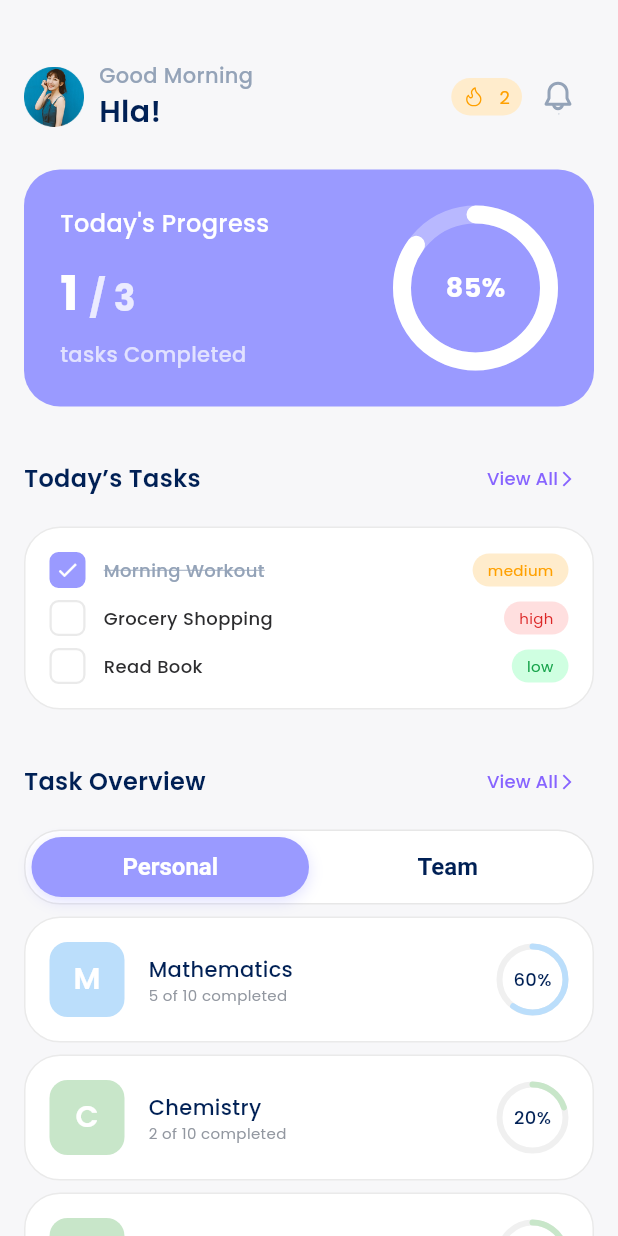
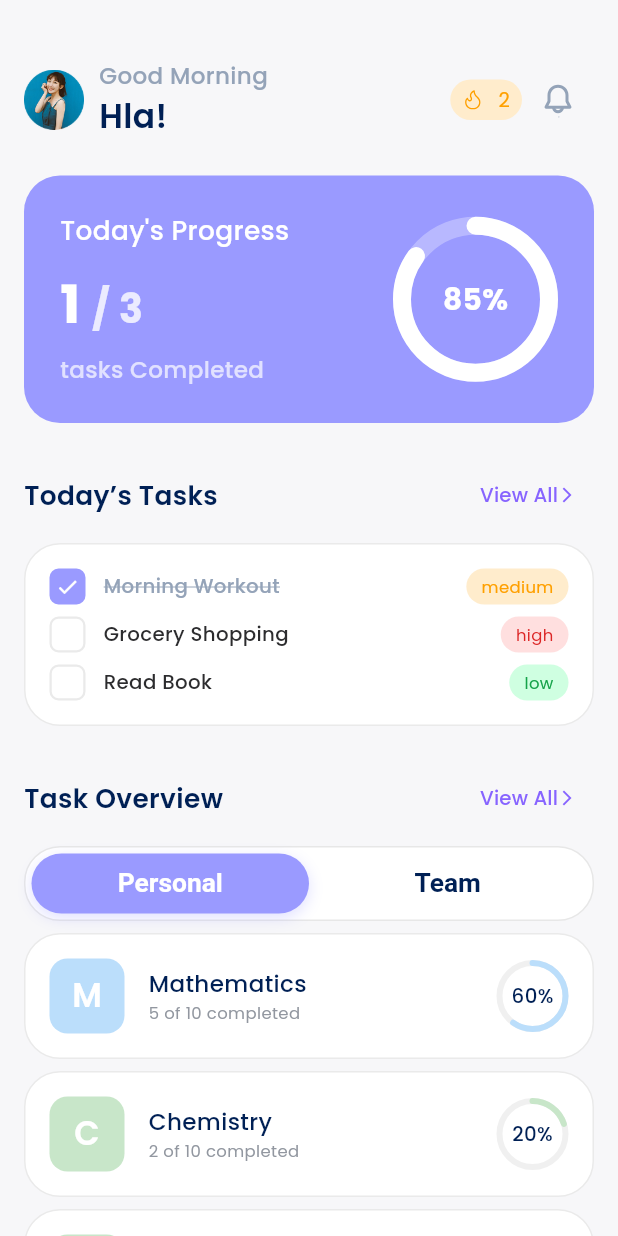
Before and after one commit to Adham167/Planova, a Flutter app: the screen it shows after launch, on a phone screen of 412 x 824 dp. Run offline on Flutter 3.47's test engine with Material 3 defaults, Android fonts, the phone set to English and light mode, and no system bars; drawn by our look-alikes of percent_indicator; our stand-ins replace flutter_svg.

Commit message:
feat: refactor text styles to use context-based scaling and add FontHelper for responsive design

```diff
--- a/lib/core/constants/app_styles.dart
+++ b/lib/core/constants/app_styles.dart
@@ -1,81 +1,125 @@
 import 'package:flutter/material.dart';
 import 'app_colors.dart';
+import 'font_helper.dart';
 
 class AppStyles {
-  static const TextStyle medium14 = TextStyle(
-    fontSize: 14,
+  static TextStyle medium14(BuildContext context) {
+    return TextStyle(
+      fontSize: FontHelper.scale(context, 14),
       fontWeight: FontWeight.w500,
       color: AppColors.blueGrey,
     );
-  static const TextStyle medium12 = TextStyle(
-    fontSize: 12,
+  }
+
+  static TextStyle medium12(BuildContext context) {
+    return TextStyle(
+      fontSize: FontHelper.scale(context, 12),
       fontWeight: FontWeight.w500,
       color: AppColors.blueGrey,
     );
-  static const TextStyle bold32 = TextStyle(
-    fontSize: 32,
+  }
+
+  static TextStyle bold32(BuildContext context) {
+    return TextStyle(
+      fontSize: FontHelper.scale(context, 32),
       fontWeight: FontWeight.w700,
       color: AppColors.white,
     );
-  static const TextStyle bold24 = TextStyle(
-    fontSize: 24,
+  }
+
+  static TextStyle bold24(BuildContext context) {
+    return TextStyle(
+      fontSize: FontHelper.scale(context, 24),
       fontWeight: FontWeight.w700,
       color: AppColors.white,
     );
-  static const TextStyle bold20 = TextStyle(
-    fontSize: 20,
+  }
+
+  static TextStyle bold20(BuildContext context) {
+    return TextStyle(
+      fontSize: FontHelper.scale(context, 20),
       fontWeight: FontWeight.w700,
       color: AppColors.white,
     );
-  static const TextStyle bold18 = TextStyle(
-    fontSize: 18,
+  }
+
+  static TextStyle bold18(BuildContext context) {
+    return TextStyle(
+      fontSize: FontHelper.scale(context, 18),
       fontWeight: FontWeight.w700,
       color: AppColors.white,
     );
-  static const TextStyle medium16 = TextStyle(
-    fontSize: 16,
+  }
+
+  static TextStyle medium16(BuildContext context) {
+    return TextStyle(
+      fontSize: FontHelper.scale(context, 16),
       fontWeight: FontWeight.w500,
       color: AppColors.white,
     );
-  static const TextStyle semiBold16 = TextStyle(
-    fontSize: 16,
+  }
+
+  static TextStyle semiBold16(BuildContext context) {
+    return TextStyle(
+      fontSize: FontHelper.scale(context, 16),
       fontWeight: FontWeight.w600,
       color: AppColors.white,
-  ); static const TextStyle bold12 = TextStyle(
-    fontSize: 12,
+    );
+  }
+
+  static TextStyle bold12(BuildContext context) {
+    return TextStyle(
+      fontSize: FontHelper.scale(context, 12),
       fontWeight: FontWeight.w700,
       color: AppColors.white,
     );
-  static const TextStyle bold16 = TextStyle(
-    fontSize: 16,
+  }
+
+  static TextStyle bold16(BuildContext context) {
+    return TextStyle(
+      fontSize: FontHelper.scale(context, 16),
       fontWeight: FontWeight.w700,
       color: AppColors.white,
     );
-  static const TextStyle semiBold18 = TextStyle(
-    fontSize: 18,
+  }
+
+  static TextStyle semiBold18(BuildContext context) {
+    return TextStyle(
+      fontSize: FontHelper.scale(context, 18),
       fontWeight: FontWeight.w600,
       color: AppColors.primaryBlue,
     );
+  }
 
-  static const TextStyle semiBold20 = TextStyle(
-    fontSize: 20,
+  static TextStyle semiBold20(BuildContext context) {
+    return TextStyle(
+      fontSize: FontHelper.scale(context, 20),
       fontWeight: FontWeight.w600,
       color: AppColors.primaryBlue,
     );
+  }
 
-  static final TextStyle regular12 = TextStyle(
-    fontSize: 12,
+  static TextStyle regular12(BuildContext context) {
+    return TextStyle(
+      fontSize: FontHelper.scale(context, 12),
       fontWeight: FontWeight.w400,
       color: const Color(0xff848A94).withOpacity(0.8),
     );
-  static const TextStyle regular10 = TextStyle(
-    fontSize: 10,
+  }
+
+  static TextStyle regular10(BuildContext context) {
+    return TextStyle(
+      fontSize: FontHelper.scale(context, 10),
       fontWeight: FontWeight.w400,
       color: AppColors.orange,
     );
-  static const TextStyle medium10 = TextStyle(
-    fontSize: 10,
+  }
+
+  static TextStyle medium10(BuildContext context) {
+    return TextStyle(
+      fontSize: FontHelper.scale(context, 10),
       fontWeight: FontWeight.w500,
       color: AppColors.primaryBlue,
     );
   }
+}
--- /dev/null
+++ b/lib/core/constants/font_helper.dart
@@ -0,0 +1,11 @@
+import 'package:flutter/material.dart';
+
+class FontHelper {
+  static double scale(BuildContext context, double size) {
+    final width = MediaQuery.of(context).size.width;
+
+    const baseWidth = 375;
+
+    return size * (width / baseWidth);
+  }
+}
--- a/lib/features/home/presentation/views/group_details_view.dart
+++ b/lib/features/home/presentation/views/group_details_view.dart
@@ -42,7 +42,7 @@ class _GroupDetailsViewState extends State<GroupDetailsView> {
           onPressed: () => Navigator.pop(context),
         ),
         centerTitle: true,
-        title: const Text("Group Details", style: AppStyles.semiBold18),
+        title:  Text("Group Details", style: AppStyles.semiBold18(context)),
         actions: const [
           Padding(
             padding: EdgeInsets.only(right: 16),
--- a/lib/features/home/presentation/views/task_overview_view.dart
+++ b/lib/features/home/presentation/views/task_overview_view.dart
@@ -24,7 +24,7 @@ class _TaskOverviewViewState extends State<TaskOverviewView> {
           onPressed: () => Navigator.pop(context),
         ),
         centerTitle: true,
-        title: const Text("Task Overview", style: AppStyles.semiBold18),
+        title:  Text("Task Overview", style: AppStyles.semiBold18(context)),
       ),
       body: SingleChildScrollView(
         padding: const EdgeInsets.symmetric(horizontal: 16.0, vertical: 24),
--- a/lib/features/home/presentation/views/widgets/custom_app_bar.dart
+++ b/lib/features/home/presentation/views/widgets/custom_app_bar.dart
@@ -24,9 +24,9 @@ class CustomAppBar extends StatelessWidget {
             const SizedBox(width: 10),
             Column(
               crossAxisAlignment: CrossAxisAlignment.start,
-              children: const [
-                Text('Good Morning', style: AppStyles.medium14),
-                Text('Hla!', style: AppStyles.semiBold20),
+              children: [
+                Text('Good Morning', style: AppStyles.medium14(context)),
+                 Text('Hla!', style: AppStyles.semiBold20(context)),
               ],
             ),
           ],
@@ -49,7 +49,7 @@ class CustomAppBar extends StatelessWidget {
                   const SizedBox(width: 10),
                   Text(
                     "2",
-                    style: AppStyles.regular12.copyWith(
+                    style: AppStyles.regular12(context).copyWith(
                       color: AppColors.orange,
                     ),
                   ),
--- a/lib/features/home/presentation/views/widgets/group_details_header.dart
+++ b/lib/features/home/presentation/views/widgets/group_details_header.dart
@@ -46,7 +46,7 @@ class GroupDetailsHeader extends StatelessWidget {
                 child: Center(
                   child: Text(
                     iconText,
-                    style: AppStyles.bold20.copyWith(color: AppColors.white),
+                    style: AppStyles.bold20(context).copyWith(color: AppColors.white),
                   ),
                 ),
               ),
@@ -54,10 +54,10 @@ class GroupDetailsHeader extends StatelessWidget {
               Column(
                 crossAxisAlignment: CrossAxisAlignment.start,
                 children: [
-                  Text(title, style: AppStyles.bold18),
+                  Text(title, style: AppStyles.bold18(context)),
                   Text(
                     completionText,
-                    style: AppStyles.regular10.copyWith(
+                    style: AppStyles.regular10(context).copyWith(
                       color: AppColors.white.withOpacity(0.87),
                     ),
                   ),
@@ -71,7 +71,7 @@ class GroupDetailsHeader extends StatelessWidget {
             children: [
               Text(
                 "Progress",
-                style: AppStyles.regular12.copyWith(color: AppColors.white),
+                style: AppStyles.regular12(context).copyWith(color: AppColors.white),
               ),
               TweenAnimationBuilder<double>(
                 tween: Tween<double>(begin: 0, end: progress),
@@ -79,7 +79,7 @@ class GroupDetailsHeader extends StatelessWidget {
                 builder: (context, value, child) {
                   return Text(
                     "${(value * 100).toInt()}%",
-                    style: AppStyles.bold12,
+                    style: AppStyles.bold12(context),
                   );
                 },
               ),
--- a/lib/features/home/presentation/views/widgets/group_progress_card.dart
+++ b/lib/features/home/presentation/views/widgets/group_progress_card.dart
@@ -45,14 +45,14 @@ class GroupProgressCard extends StatelessWidget {
               Column(
                 crossAxisAlignment: CrossAxisAlignment.start,
                 children: [
-                  Text(title, style: AppStyles.semiBold16.copyWith(color: Colors.white)),
-                  Text(subtitle, style: AppStyles.regular12.copyWith(color: Colors.white70)),
+                  Text(title, style: AppStyles.semiBold16(context).copyWith(color: Colors.white)),
+                  Text(subtitle, style: AppStyles.regular12(context).copyWith(color: Colors.white70)),
                 ],
               )
             ],
           ),
           const SizedBox(height: 16),
-          Text("Progress", style: AppStyles.regular12.copyWith(color: Colors.white)),
+          Text("Progress", style: AppStyles.regular12(context).copyWith(color: Colors.white)),
           const SizedBox(height: 6),
           Slider(
             value: progress,
@@ -62,7 +62,7 @@ class GroupProgressCard extends StatelessWidget {
           ),
           Align(
             alignment: Alignment.centerRight,
-            child: Text("${(progress * 100).toInt()}%", style: AppStyles.regular12.copyWith(color: Colors.white)),
+            child: Text("${(progress * 100).toInt()}%", style: AppStyles.regular12(context).copyWith(color: Colors.white)),
           )
         ],
       ),
--- a/lib/features/home/presentation/views/widgets/header.dart
+++ b/lib/features/home/presentation/views/widgets/header.dart
@@ -13,7 +13,7 @@ class Header extends StatelessWidget {
       children: [
         Text(
           title,
-          style: AppStyles.semiBold16.copyWith(color: AppColors.primaryBlue),
+          style: AppStyles.semiBold16(context).copyWith(color: AppColors.primaryBlue),
         ),
         TextButton(
           onPressed: onTap,
@@ -21,7 +21,7 @@ class Header extends StatelessWidget {
             children: [
               Text(
                 'View All',
-                style: AppStyles.medium12.copyWith(
+                style: AppStyles.medium12(context).copyWith(
                   color: AppColors.primaryPurple,
                 ),
               ),
--- a/lib/features/home/presentation/views/widgets/progress_circle_indicator.dart
+++ b/lib/features/home/presentation/views/widgets/progress_circle_indicator.dart
@@ -13,7 +13,7 @@ class ProgressCircleIndicator extends StatelessWidget {
       lineWidth: 12.0,
       animation: true,
       percent: 0.85,
-      center: const Text("85%", style: AppStyles.bold18),
+      center:  Text("85%", style: AppStyles.bold18(context)),
       circularStrokeCap: CircularStrokeCap.round,
       progressColor: AppColors.white,
       backgroundColor: AppColors.white.withOpacity(0.3),
--- a/lib/features/home/presentation/views/widgets/subtask_card.dart
+++ b/lib/features/home/presentation/views/widgets/subtask_card.dart
@@ -94,7 +94,7 @@ class _SubtaskCardState extends State<SubtaskCard> {
                 children: [
                   AnimatedDefaultTextStyle(
                     duration: const Duration(milliseconds: 200),
-                    style: AppStyles.medium14.copyWith(
+                    style: AppStyles.medium14(context).copyWith(
                       color: isCompleted
                           ? AppColors.mediumGrey
                           : AppColors.primaryBlue,
@@ -115,7 +115,7 @@ class _SubtaskCardState extends State<SubtaskCard> {
                       const SizedBox(width: 4),
                       Text(
                         widget.date,
-                        style: AppStyles.regular10.copyWith(
+                        style: AppStyles.regular10(context).copyWith(
                           color: AppColors.mediumGrey,
                         ),
                       ),
--- a/lib/features/home/presentation/views/widgets/subtasks_header.dart
+++ b/lib/features/home/presentation/views/widgets/subtasks_header.dart
@@ -12,7 +12,7 @@ class SubtasksHeader extends StatelessWidget {
       children: [
         Text(
           "Subtasks",
-          style: AppStyles.medium16.copyWith(
+          style: AppStyles.medium16(context).copyWith(
             color: AppColors.primaryBlue,
           ),
         ),
--- a/lib/features/home/presentation/views/widgets/task_card.dart
+++ b/lib/features/home/presentation/views/widgets/task_card.dart
@@ -29,17 +29,17 @@ class TaskCard extends StatelessWidget {
         ),
         child: Row(
           children: [
-            _buildIconBox(),
+            _buildIconBox(context),
             const SizedBox(width: 16),
-            Expanded(child: _buildTaskDetails()),
-            _buildTrailingAction(),
+            Expanded(child: _buildTaskDetails(context)),
+            _buildTrailingAction( context),
           ],
         ),
       ),
     );
   }
 
-  Widget _buildTrailingAction() {
+  Widget _buildTrailingAction(BuildContext context,) {
     if (taskCardModel.isTeam) {
       return const Icon(
         Icons.arrow_forward_ios,
@@ -56,7 +56,7 @@ class TaskCard extends StatelessWidget {
       animationDuration: 1000,
       center: Text(
         "${(taskCardModel.progress * 100).toInt()}%",
-        style: AppStyles.medium12.copyWith(color: AppColors.primaryBlue),
+        style: AppStyles.medium12(context).copyWith(color: AppColors.primaryBlue),
       ),
       circularStrokeCap: CircularStrokeCap.round,
       backgroundColor: AppColors.grey100,
@@ -64,7 +64,7 @@ class TaskCard extends StatelessWidget {
     );
   }
 
-  Widget _buildIconBox() {
+  Widget _buildIconBox(BuildContext context) {
     return Container(
       height: 50,
       width: 50,
@@ -75,23 +75,23 @@ class TaskCard extends StatelessWidget {
       child: Center(
         child: Text(
           taskCardModel.iconText,
-          style: AppStyles.semiBold20.copyWith(color: AppColors.white),
+          style: AppStyles.semiBold20(context).copyWith(color: AppColors.white),
         ),
       ),
     );
   }
 
-  Widget _buildTaskDetails() {
+  Widget _buildTaskDetails(BuildContext context) {
     return Column(
       crossAxisAlignment: CrossAxisAlignment.start,
       children: [
         Text(
           taskCardModel.title,
-          style: AppStyles.medium14.copyWith(color: AppColors.primaryBlue),
+          style: AppStyles.medium14(context).copyWith(color: AppColors.primaryBlue),
         ),
         Text(
           taskCardModel.sub,
-          style: AppStyles.regular10.copyWith(
+          style: AppStyles.regular10(context).copyWith(
             color: const Color(0xff848A94).withOpacity(0.89),
           ),
         ),
@@ -105,7 +105,7 @@ class TaskCard extends StatelessWidget {
                 color: AppColors.primaryBlue.withOpacity(0.37),
               ),
               const SizedBox(width: 4),
-              const Text("3 Members", style: AppStyles.medium10),
+               Text("3 Members", style: AppStyles.medium10(context)),
             ],
           ),
         ],
--- a/lib/features/home/presentation/views/widgets/task_item.dart
+++ b/lib/features/home/presentation/views/widgets/task_item.dart
@@ -37,7 +37,7 @@ class TaskItem extends StatelessWidget {
           Expanded(
             child: Text(
               taskItemModel.title,
-              style: AppStyles.medium12.copyWith(
+              style: AppStyles.medium12(context).copyWith(
                 color: taskItemModel.isDone
                     ? AppColors.blueGrey
                     : AppColors.darkGrey,
@@ -48,13 +48,13 @@ class TaskItem extends StatelessWidget {
               ),
             ),
           ),
-          _buildPriorityTag(taskItemModel.priority),
+          _buildPriorityTag(taskItemModel.priority, context),
         ],
       ),
     );
   }
 
-  Widget _buildPriorityTag(String priority) {
+  Widget _buildPriorityTag(String priority, BuildContext context) {
     Color bgColor;
     Color textColor;
 
@@ -82,7 +82,7 @@ class TaskItem extends StatelessWidget {
       ),
       child: Text(
         priority,
-        style: AppStyles.regular10.copyWith(color: textColor),
+        style: AppStyles.regular10(context).copyWith(color: textColor),
       ),
     );
   }
--- a/lib/features/home/presentation/views/widgets/task_toggle_button.dart
+++ b/lib/features/home/presentation/views/widgets/task_toggle_button.dart
@@ -29,7 +29,7 @@ class TaskToggleButton extends StatelessWidget {
           child: Center(
             child: Text(
               title,
-              style: AppStyles.semiBold16.copyWith(
+              style: AppStyles.semiBold16(context).copyWith(
                 color: isActive ? AppColors.white : AppColors.blueGrey,
               ),
             ),
--- a/lib/features/home/presentation/views/widgets/task_toggle_switch.dart
+++ b/lib/features/home/presentation/views/widgets/task_toggle_switch.dart
@@ -48,7 +48,7 @@ class TaskToggleSwitch extends StatelessWidget {
                   ),
                 ),
               ),
-              Row(children: [_item("Personal", true), _item("Team", false)]),
+              Row(children: [_item("Personal", true, context), _item("Team", false, context)]),
             ],
           );
         },
@@ -56,7 +56,7 @@ class TaskToggleSwitch extends StatelessWidget {
     );
   }
 
-  Widget _item(String title, bool isPersonal) {
+  Widget _item(String title, bool isPersonal, BuildContext context) {
     final active = isPersonalSelected == isPersonal;
 
     return Expanded(
@@ -66,7 +66,7 @@ class TaskToggleSwitch extends StatelessWidget {
         child: Center(
           child: AnimatedDefaultTextStyle(
             duration: const Duration(milliseconds: 200),
-            style: AppStyles.semiBold16.copyWith(
+            style: AppStyles.semiBold16(context).copyWith(
               color: active ? AppColors.white : AppColors.primaryBlue,
             ),
             child: Text(title),
--- a/lib/features/home/presentation/views/widgets/today_progress_card.dart
+++ b/lib/features/home/presentation/views/widgets/today_progress_card.dart
@@ -21,16 +21,16 @@ class TodayProgressCard extends StatelessWidget {
           Column(
             crossAxisAlignment: CrossAxisAlignment.start,
             children: [
-              Text("Today's Progress", style: AppStyles.medium16),
+              Text("Today's Progress", style: AppStyles.medium16(context)),
               const SizedBox(height: 12),
               Row(
                 crossAxisAlignment: CrossAxisAlignment.baseline,
                 textBaseline: TextBaseline.alphabetic,
                 children: [
-                  const Text("1 ", style: AppStyles.bold32),
+                   Text("1 ", style: AppStyles.bold32(context)),
                   Text(
                     "/ 3",
-                    style: AppStyles.bold24.copyWith(
+                    style: AppStyles.bold24(context).copyWith(
                       color: AppColors.white.withOpacity(0.8),
                     ),
                   ),
@@ -39,7 +39,7 @@ class TodayProgressCard extends StatelessWidget {
               const SizedBox(height: 8),
               Text(
                 "tasks Completed",
-                style: AppStyles.medium14.copyWith(
+                style: AppStyles.medium14(context).copyWith(
                   color: AppColors.white.withOpacity(0.7),
                 ),
               ),
--- a/lib/main.dart
+++ b/lib/main.dart
@@ -1,8 +1,6 @@
 import 'package:flutter/material.dart';
 import 'package:planova_app/core/constants/app_colors.dart';
-import 'package:planova_app/features/home/presentation/views/group_details_view.dart';
 import 'package:planova_app/features/home/presentation/views/home_view.dart';
-import 'package:planova_app/features/home/presentation/views/task_overview_view.dart';
 
 void main() {
   runApp(const MyApp());
```
Lines whose indentation alone changed are shown as unchanged.
